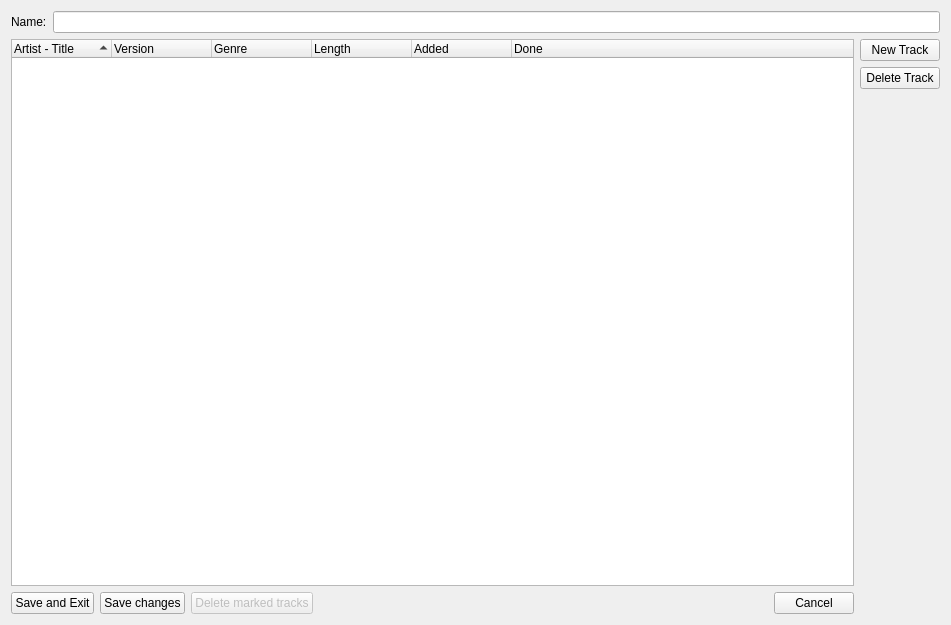
This is trunk/forms/searchlistdialog.ui in pfedick/winmusik as Qt 5 draws it before an edit. The edited form follows.
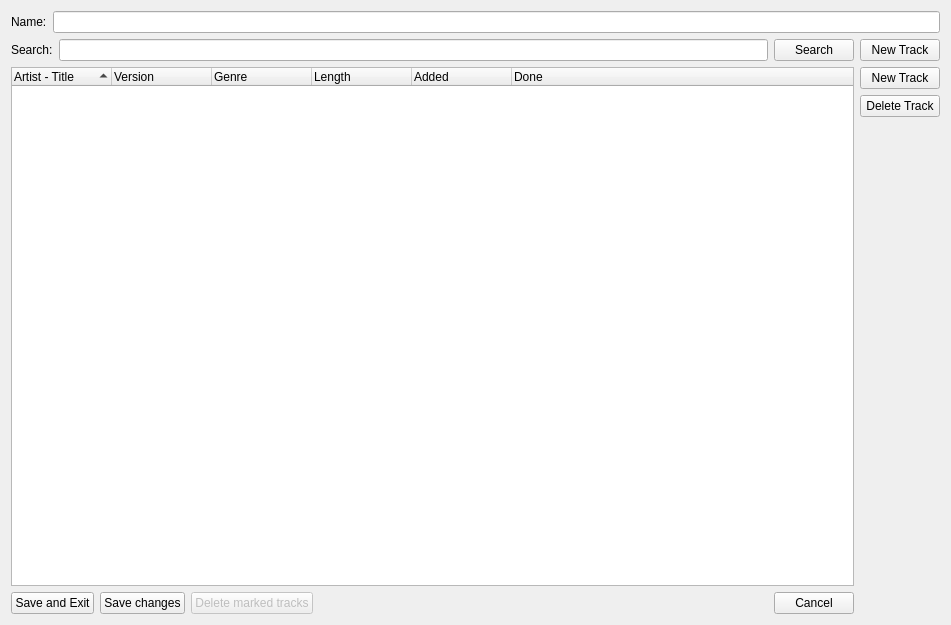
This is the edited form. Icons and pictures are not drawn.

What changed in the file:
```diff
--- a/trunk/forms/searchlistdialog.ui
+++ b/trunk/forms/searchlistdialog.ui
@@ -32,6 +32,63 @@
      </item>
     </layout>
    </item>
+   <item>
+    <layout class="QHBoxLayout" name="horizontalLayout_4">
+     <property name="topMargin">
+      <number>0</number>
+     </property>
+     <item>
+      <widget class="QLabel" name="label_2">
+       <property name="text">
+        <string>Search:</string>
+       </property>
+      </widget>
+     </item>
+     <item>
+      <widget class="QLineEdit" name="searchTerm"/>
+     </item>
+     <item>
+      <widget class="QPushButton" name="searchButton">
+       <property name="text">
+        <string>Search</string>
+       </property>
+       <property name="icon">
+        <iconset resource="../resources.qrc">
+         <normaloff>:/icons/resources/findmore.png</normaloff>:/icons/resources/findmore.png</iconset>
+       </property>
+       <property name="iconSize">
+        <size>
+         <width>16</width>
+         <height>16</height>
+        </size>
+       </property>
+       <property name="flat">
+        <bool>false</bool>
+       </property>
+      </widget>
+     </item>
+     <item>
+      <widget class="QPushButton" name="newTrackButton2">
+       <property name="text">
+        <string>New Track</string>
+       </property>
+       <property name="icon">
+        <iconset resource="../resources.qrc">
+         <normaloff>:/icons/resources/filenew.png</normaloff>:/icons/resources/filenew.png</iconset>
+       </property>
+       <property name="iconSize">
+        <size>
+         <width>16</width>
+         <height>16</height>
+        </size>
+       </property>
+       <property name="flat">
+        <bool>false</bool>
+       </property>
+      </widget>
+     </item>
+    </layout>
+   </item>
    <item>
     <layout class="QHBoxLayout" name="horizontalLayout_3">
      <item>
```
